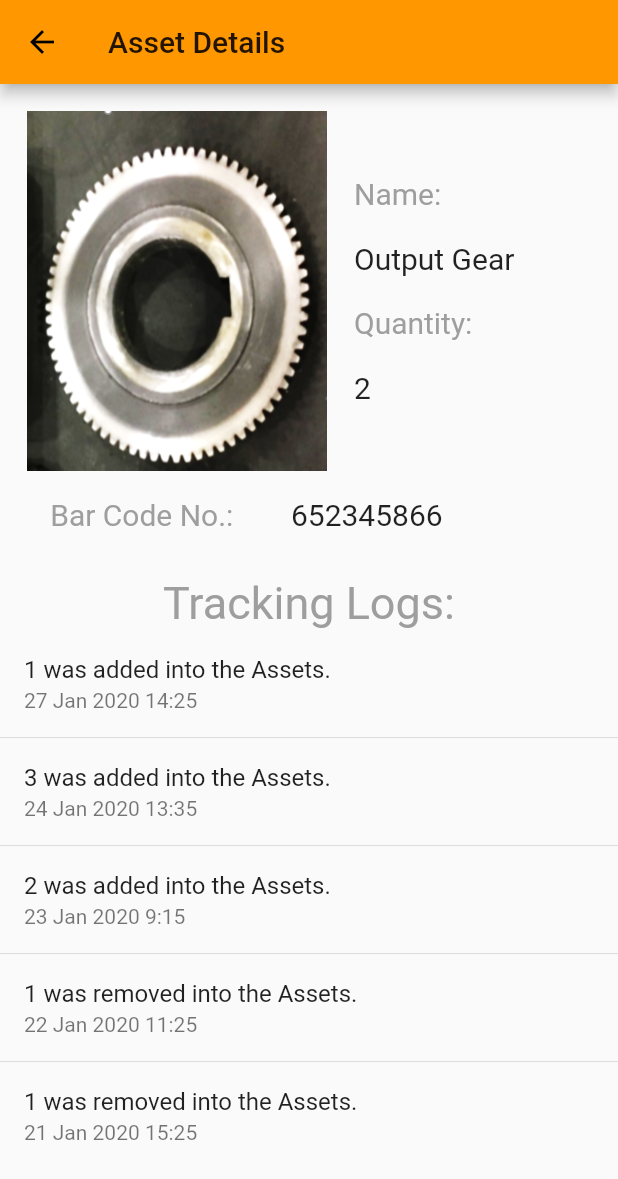
After one commit to kokuraxc/inventory, a Flutter app: the AssetDetailsScreen screen opened directly, on a phone screen of 412 x 824 dp. The commit adds this screen. Shown: the top 1179 px of the screen. Run offline on Flutter 3.47's test engine with Material 2 defaults, Android fonts, the phone set to English and light mode, and no system bars; our stand-ins replace flutter_spinkit.

Commit message:
added asset details

```diff
--- /dev/null
+++ b/lib/asset_details.dart
@@ -0,0 +1,111 @@
+import 'package:flutter/material.dart';
+import 'package:inventory/drawer.dart';
+
+class AssetDetailsScreen extends StatefulWidget {
+  @override
+  _AssetDetailsScreenState createState() => _AssetDetailsScreenState();
+}
+
+class _AssetDetailsScreenState extends State<AssetDetailsScreen> {
+  @override
+  Widget build(BuildContext context) {
+    return Scaffold(
+      appBar: AppBar(
+        // Here we take the value from the MyHomePage object that was created by
+        // the App.build method, and use it to set our appbar title.
+        title: Text('Asset Details'),
+      ),
+      body: Column(
+        mainAxisAlignment: MainAxisAlignment.start,
+        children: <Widget>[
+          Row(
+            children: <Widget>[
+              Padding(
+                padding: const EdgeInsets.all(18.0),
+                child: Image.asset(
+                  'images/output_gear.png',
+                  fit: BoxFit.scaleDown,
+                  width: 200,
+                ),
+              ),
+              Column(
+                mainAxisAlignment: MainAxisAlignment.spaceEvenly,
+                mainAxisSize: MainAxisSize.max,
+                crossAxisAlignment: CrossAxisAlignment.start,
+                children: <Widget>[
+                  Text(
+                    'Name: ',
+                    style: TextStyle(fontSize: 20, color: Colors.grey),
+                  ),
+                  SizedBox(height: 20),
+                  Text(
+                    'Output Gear',
+                    style: TextStyle(fontSize: 20),
+                  ),
+                  SizedBox(height: 20),
+                  Text(
+                    'Quantity: ',
+                    style: TextStyle(fontSize: 20, color: Colors.grey),
+                  ),
+                  SizedBox(height: 20),
+                  Text(
+                    '2',
+                    style: TextStyle(fontSize: 20),
+                  ),
+                ],
+              ),
+            ],
+          ),
+          Row(
+            mainAxisAlignment: MainAxisAlignment.spaceEvenly,
+            children: <Widget>[
+              Text(
+                'Bar Code No.: ',
+                style: TextStyle(fontSize: 20, color: Colors.grey),
+              ),
+              Text(
+                '652345866',
+                style: TextStyle(fontSize: 20),
+              ),
+              SizedBox(width: 50),
+            ],
+          ),
+          SizedBox(
+            height: 30,
+          ),
+          Text(
+            'Tracking Logs:',
+            style: TextStyle(fontSize: 30, color: Colors.grey),
+          ),
+          SizedBox(
+            height: 350,
+            child: ListView(
+              children: ListTile.divideTiles(context: context, tiles: [
+                ListTile(
+                  title: Text('1 was added into the Assets.'),
+                  subtitle: Text('27 Jan 2020 14:25'),
+                ),
+                ListTile(
+                  title: Text('3 was added into the Assets.'),
+                  subtitle: Text('24 Jan 2020 13:35'),
+                ),
+                ListTile(
+                  title: Text('2 was added into the Assets.'),
+                  subtitle: Text('23 Jan 2020 9:15'),
+                ),
+                ListTile(
+                  title: Text('1 was removed into the Assets.'),
+                  subtitle: Text('22 Jan 2020 11:25'),
+                ),
+                ListTile(
+                  title: Text('1 was removed into the Assets.'),
+                  subtitle: Text('21 Jan 2020 15:25'),
+                ),
+              ]).toList(),
+            ),
+          ),
+        ],
+      ),
+    );
+  }
+}
```
Also changed, not shown: lib/assets.dart (+38 -13 lines), lib/item_details.dart (added, +14 -0 lines).
